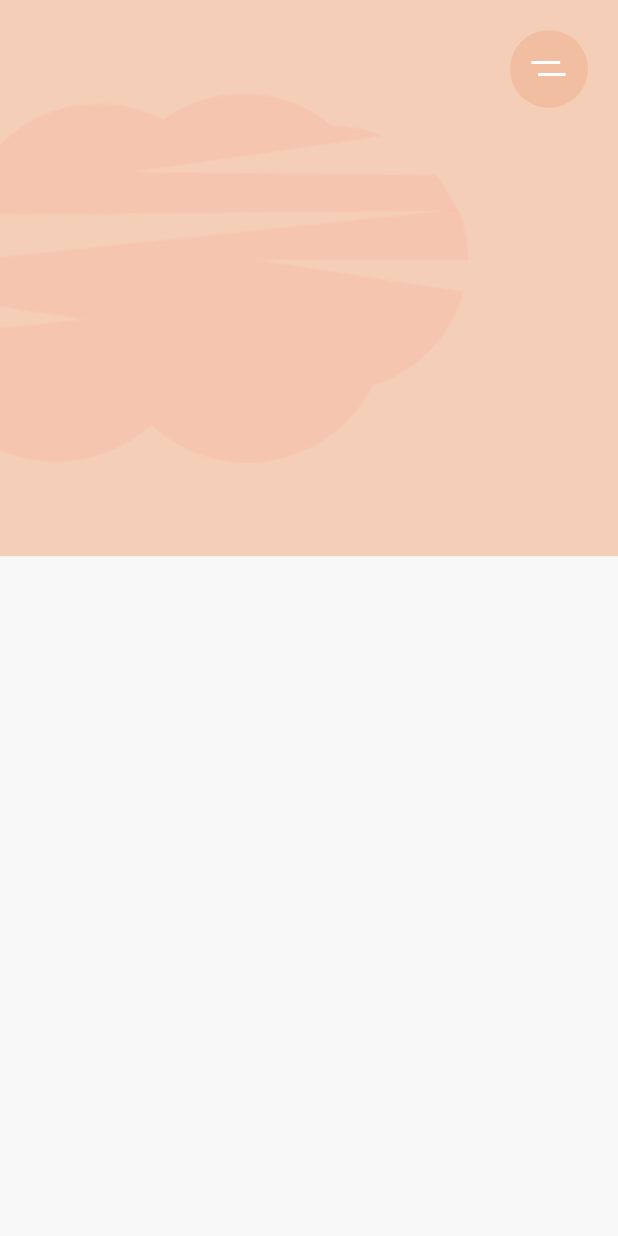
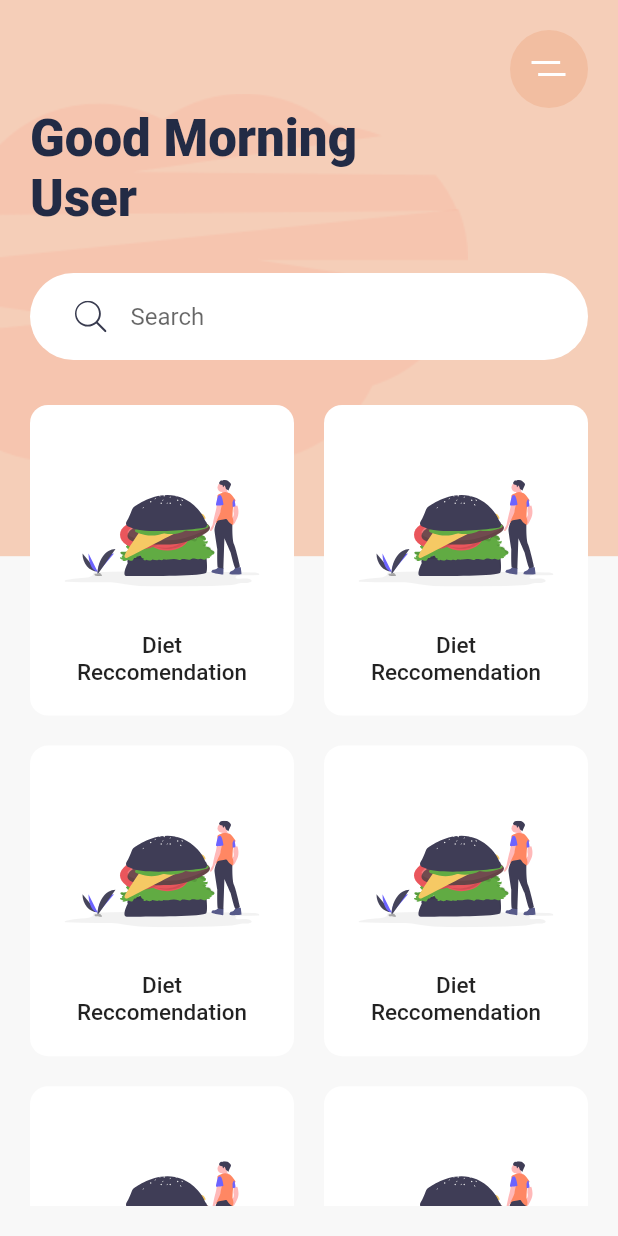
Before and after one commit to pratamawijaya/flutter_ui_example, a Flutter app: the screen it shows after launch, on a phone screen of 412 x 824 dp. Run offline on Flutter 3.47's test engine with Material 2 defaults, Android fonts, the phone set to English and light mode, and no system bars; our stand-ins replace flutter_svg.

```diff
--- a/meditation_app/lib/main.dart
+++ b/meditation_app/lib/main.dart
@@ -43,6 +43,7 @@ class HomeScreen extends StatelessWidget {
               padding:
                   const EdgeInsets.symmetric(horizontal: 20.0, vertical: 20.0),
               child: Column(
+                crossAxisAlignment: CrossAxisAlignment.start,
                 children: <Widget>[
                   Align(
                     alignment: Alignment.topRight,
@@ -56,7 +57,44 @@ class HomeScreen extends StatelessWidget {
                       ),
                       child: SvgPicture.asset("assets/icons/menu.svg"),
                     ),
-                  )
+                  ),
+                  Text(
+                    "Good Morning \nUser",
+                    style: Theme.of(context)
+                        .textTheme
+                        .display1
+                        .copyWith(fontWeight: FontWeight.w900),
+                  ),
+                  Container(
+                    margin: EdgeInsets.symmetric(vertical: 30),
+                    padding: EdgeInsets.symmetric(horizontal: 30, vertical: 5),
+                    decoration: BoxDecoration(
+                      color: Colors.white,
+                      borderRadius: BorderRadius.circular(30.0),
+                    ),
+                    child: TextField(
+                      decoration: InputDecoration(
+                          hintText: "Search",
+                          icon: SvgPicture.asset("assets/icons/search.svg"),
+                          border: InputBorder.none),
+                    ),
+                  ),
+                  Expanded(
+                    child: GridView.count(
+                      crossAxisCount: 2,
+                      mainAxisSpacing: 20,
+                      crossAxisSpacing: 20,
+                      childAspectRatio: .85,
+                      children: <Widget>[
+                        CategoryCard(),
+                        CategoryCard(),
+                        CategoryCard(),
+                        CategoryCard(),
+                        CategoryCard(),
+                        CategoryCard(),
+                      ],
+                    ),
+                  ),
                 ],
               ),
             ),
@@ -66,3 +104,32 @@ class HomeScreen extends StatelessWidget {
     );
   }
 }
+
+class CategoryCard extends StatelessWidget {
+  const CategoryCard({
+    Key key,
+  }) : super(key: key);
+
+  @override
+  Widget build(BuildContext context) {
+    return Container(
+      padding: EdgeInsets.all(20.0),
+      decoration: BoxDecoration(
+        color: Colors.white,
+        borderRadius: BorderRadius.circular(12),
+      ),
+      child: Column(
+        children: <Widget>[
+          Spacer(),
+          SvgPicture.asset("assets/icons/Hamburger.svg"),
+          Spacer(),
+          Text(
+            "Diet Reccomendation",
+            textAlign: TextAlign.center,
+            style: Theme.of(context).textTheme.title.copyWith(fontSize: 15),
+          )
+        ],
+      ),
+    );
+  }
+}
```
